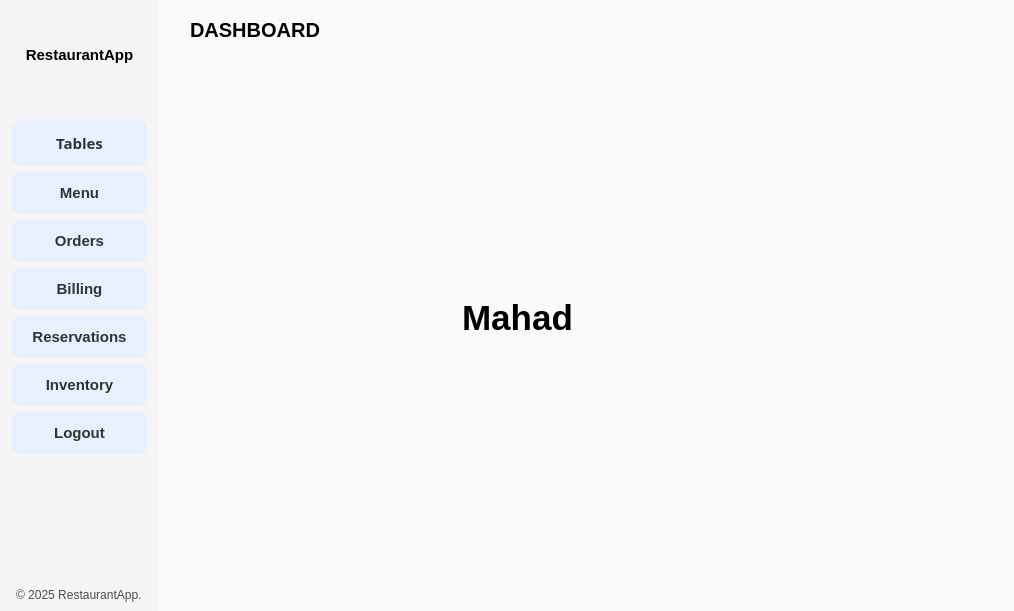
Before: the Qt Designer form mainwindow.ui in MuhammadUsman-Murtaza/forked-restaurant-management-system, drawn with Qt 5.
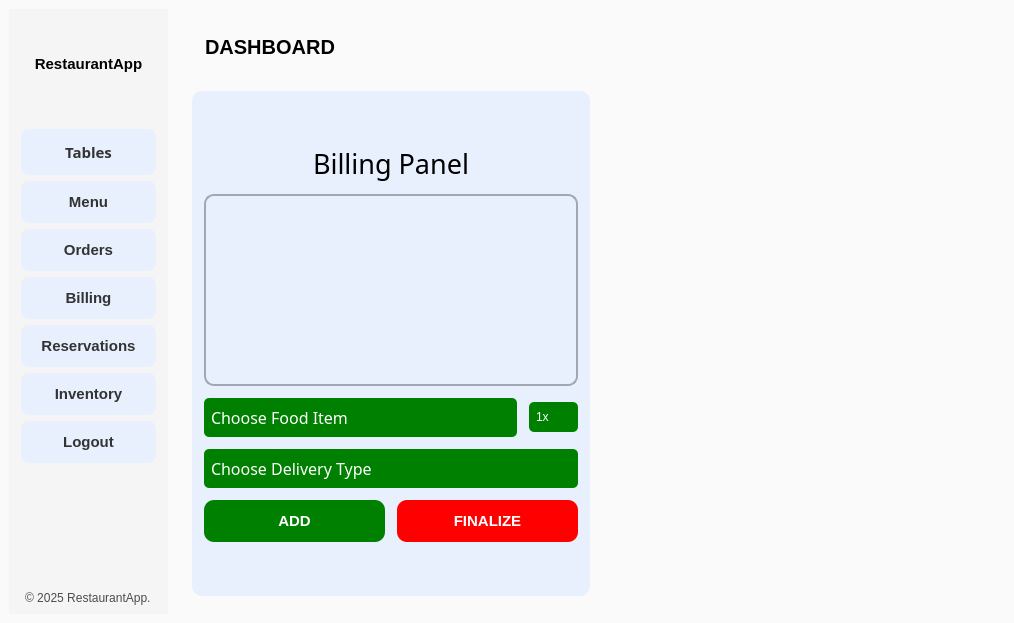
After: the same form once the commit is applied. The open tabs and pages were chosen to show the change. Icons and pictures are not drawn.

Commit message:
Add functional UI for Orders and Billing, and other miscellenaous fixes. (#6)
* Add rudimentary UI for Orders and Billing

* Add SQL to project, and test code for it. Also upgraded .gitignore and deleted .pro.user (#2) (#5)

* Revise .gitignore for more files, and delete now ignored .pro.user file

* Update .gitignore to include build

* Add SQL to project, and add test code

* Add Orders and Billing functional UI

* Add back UI for min, max, close

* Remove Add Order Button

The edit to the form file:
```diff
--- a/mainwindow.ui
+++ b/mainwindow.ui
@@ -7,11 +7,11 @@
     <x>0</x>
     <y>0</y>
     <width>1014</width>
-    <height>611</height>
+    <height>623</height>
    </rect>
   </property>
   <property name="sizePolicy">
-   <sizepolicy hsizetype="Expanding" vsizetype="Preferred">
+   <sizepolicy hsizetype="Minimum" vsizetype="Preferred">
     <horstretch>0</horstretch>
     <verstretch>0</verstretch>
    </sizepolicy>
@@ -110,23 +110,8 @@
 </string>
   </property>
   <widget class="QWidget" name="centralwidget">
-   <layout class="QHBoxLayout" name="horizontalLayout_3">
-    <property name="spacing">
-     <number>0</number>
-    </property>
-    <property name="leftMargin">
-     <number>0</number>
-    </property>
-    <property name="topMargin">
-     <number>0</number>
-    </property>
-    <property name="rightMargin">
-     <number>0</number>
-    </property>
-    <property name="bottomMargin">
-     <number>0</number>
-    </property>
-    <item>
+   <layout class="QFormLayout" name="formLayout">
+    <item row="0" column="0">
      <widget class="QWidget" name="LeftMenuContainer" native="true">
       <layout class="QVBoxLayout" name="verticalLayout_6">
        <property name="spacing">
@@ -144,7 +129,7 @@
        <property name="bottomMargin">
         <number>0</number>
        </property>
-       <item alignment="Qt::AlignmentFlag::AlignLeft">
+       <item>
         <widget class="QWidget" name="LeftMenuSubContainer" native="true">
          <layout class="QVBoxLayout" name="verticalLayout_7">
           <property name="leftMargin">
@@ -156,7 +141,7 @@
           <property name="rightMargin">
            <number>12</number>
           </property>
-          <item alignment="Qt::AlignmentFlag::AlignTop">
+          <item>
            <widget class="QFrame" name="frame">
             <property name="styleSheet">
              <string notr="true"/>
@@ -294,6 +279,9 @@
                  <bold>true</bold>
                 </font>
                </property>
+               <property name="cursor">
+                <cursorShape>PointingHandCursor</cursorShape>
+               </property>
                <property name="toolTip">
                 <string>Tables</string>
                </property>
@@ -317,6 +305,9 @@
              </item>
              <item>
               <widget class="QPushButton" name="MenuBtn">
+               <property name="cursor">
+                <cursorShape>PointingHandCursor</cursorShape>
+               </property>
                <property name="toolTip">
                 <string>Menu</string>
                </property>
@@ -343,6 +334,9 @@
              </item>
              <item>
               <widget class="QPushButton" name="OrdersBtn">
+               <property name="cursor">
+                <cursorShape>PointingHandCursor</cursorShape>
+               </property>
                <property name="toolTip">
                 <string>Orders</string>
                </property>
@@ -366,6 +360,9 @@
              </item>
              <item>
               <widget class="QPushButton" name="BillingBtn">
+               <property name="cursor">
+                <cursorShape>PointingHandCursor</cursorShape>
+               </property>
                <property name="toolTip">
                 <string>Billing</string>
                </property>
@@ -389,6 +386,9 @@
              </item>
              <item>
               <widget class="QPushButton" name="ReservationsBtn">
+               <property name="cursor">
+                <cursorShape>PointingHandCursor</cursorShape>
+               </property>
                <property name="toolTip">
                 <string>Reservations</string>
                </property>
@@ -412,6 +412,9 @@
              </item>
              <item>
               <widget class="QPushButton" name="InventoryBtn">
+               <property name="cursor">
+                <cursorShape>PointingHandCursor</cursorShape>
+               </property>
                <property name="toolTip">
                 <string>Inventory</string>
                </property>
@@ -435,6 +438,9 @@
              </item>
              <item>
               <widget class="QPushButton" name="LogoutBtn">
+               <property name="cursor">
+                <cursorShape>PointingHandCursor</cursorShape>
+               </property>
                <property name="toolTip">
                 <string>Logout</string>
                </property>
@@ -488,7 +494,7 @@
       </layout>
      </widget>
     </item>
-    <item>
+    <item row="0" column="1">
      <widget class="QWidget" name="MainBodyContainer" native="true">
       <property name="sizePolicy">
        <sizepolicy hsizetype="Expanding" vsizetype="Preferred">
@@ -585,29 +591,50 @@
             <property name="frameShape">
              <enum>QFrame::Shape::StyledPanel</enum>
             </property>
-            <property name="frameShadow">
-             <enum>QFrame::Shadow::Raised</enum>
-            </property>
-            <layout class="QHBoxLayout" name="horizontalLayout">
-             <property name="spacing">
-              <number>10</number>
-             </property>
-             <property name="leftMargin">
-              <number>0</number>
-             </property>
-             <property name="topMargin">
-              <number>0</number>
-             </property>
-             <property name="rightMargin">
-              <number>0</number>
-             </property>
-             <property name="bottomMargin">
-              <number>0</number>
-             </property>
+            <layout class="QVBoxLayout" name="verticalLayout_18">
              <item>
-              <widget class="QPushButton" name="pushButton_3">
+              <widget class="QFrame" name="frame_4">
+               <property name="sizePolicy">
+                <sizepolicy hsizetype="Maximum" vsizetype="Maximum">
+                 <horstretch>0</horstretch>
+                 <verstretch>0</verstretch>
+                </sizepolicy>
+               </property>
                <property name="styleSheet">
-                <string notr="true">QPushButton {
+                <string notr="true"/>
+               </property>
+               <property name="frameShape">
+                <enum>QFrame::Shape::StyledPanel</enum>
+               </property>
+               <property name="frameShadow">
+                <enum>QFrame::Shadow::Raised</enum>
+               </property>
+               <layout class="QHBoxLayout" name="horizontalLayout">
+                <property name="spacing">
+                 <number>10</number>
+                </property>
+                <property name="leftMargin">
+                 <number>0</number>
+                </property>
+                <property name="topMargin">
+                 <number>0</number>
+                </property>
+                <property name="rightMargin">
+                 <number>0</number>
+                </property>
+                <property name="bottomMargin">
+                 <number>0</number>
+                </property>
+                <item>
+                 <widget class="QPushButton" name="pushButton_2">
+                  <property name="sizePolicy">
+                   <sizepolicy hsizetype="Maximum" vsizetype="Maximum">
+                    <horstretch>0</horstretch>
+                    <verstretch>0</verstretch>
+                   </sizepolicy>
+                  </property>
+                  <property name="styleSheet">
+                   <string notr="true">QPushButton {
     /* Custom style or reset styles */
     background-color: none;
     color: black;
@@ -615,55 +642,88 @@
    padding: 0px;
 }
 </string>
-               </property>
-               <property name="text">
-                <string/>
-               </property>
-               <property name="icon">
-                <iconset resource="resource.qrc">
-                 <normaloff>:/icons/Icons/minimize-sign.svg</normaloff>:/icons/Icons/minimize-sign.svg</iconset>
-               </property>
-              </widget>
-             </item>
-             <item>
-              <widget class="QPushButton" name="MaximumBtn">
-               <property name="styleSheet">
-                <string notr="true">QPushButton {
+                  </property>
+                  <property name="text">
+                   <string/>
+                  </property>
+                  <property name="icon">
+                   <iconset resource="resource.qrc">
+                    <normaloff>:/icons/Icons/minimize-sign.svg</normaloff>:/icons/Icons/minimize-sign.svg</iconset>
+                  </property>
+                  <property name="flat">
+                   <bool>false</bool>
+                  </property>
+                 </widget>
+                </item>
+                <item>
+                 <widget class="QPushButton" name="pushButton_3">
+                  <property name="sizePolicy">
+                   <sizepolicy hsizetype="Maximum" vsizetype="Maximum">
+                    <horstretch>0</horstretch>
+                    <verstretch>0</verstretch>
+                   </sizepolicy>
+                  </property>
+                  <property name="styleSheet">
+                   <string notr="true">QPushButton {
     /* Custom style or reset styles */
     background-color: none;
     color: black;
     border: none;
    padding: 0px;
-}</string>
-               </property>
-               <property name="text">
-                <string/>
-               </property>
-               <property name="icon">
-                <iconset resource="resource.qrc">
-                 <normaloff>:/icons/Icons/stop.svg</normaloff>:/icons/Icons/stop.svg</iconset>
-               </property>
-              </widget>
-             </item>
-             <item>
-              <widget class="QPushButton" name="CrossBtn">
-               <property name="styleSheet">
-                <string notr="true">QPushButton {
+}
+</string>
+                  </property>
+                  <property name="text">
+                   <string/>
+                  </property>
+                  <property name="icon">
+                   <iconset resource="resource.qrc">
+                    <normaloff>:/icons/Icons/stop.svg</normaloff>:/icons/Icons/stop.svg</iconset>
+                  </property>
+                 </widget>
+                </item>
+                <item>
+                 <widget class="QPushButton" name="pushButton_4">
+                  <property name="sizePolicy">
+                   <sizepolicy hsizetype="Maximum" vsizetype="Maximum">
+                    <horstretch>0</horstretch>
+                    <verstretch>0</verstretch>
+                   </sizepolicy>
+                  </property>
+                  <property name="styleSheet">
+                   <string notr="true">QPushButton {
     /* Custom style or reset styles */
     background-color: none;
     color: black;
     border: none;
    padding: 0px;
-}</string>
+}
+</string>
+                  </property>
+                  <property name="text">
+                   <string/>
+                  </property>
+                  <property name="icon">
+                   <iconset resource="resource.qrc">
+                    <normaloff>:/icons/Icons/close.svg</normaloff>:/icons/Icons/close.svg</iconset>
+                  </property>
+                 </widget>
+                </item>
+               </layout>
+              </widget>
+             </item>
+             <item>
+              <spacer name="verticalSpacer_7">
+               <property name="orientation">
+                <enum>Qt::Orientation::Vertical</enum>
                </property>
-               <property name="text">
-                <string/>
+               <property name="sizeHint" stdset="0">
+                <size>
+                 <width>20</width>
+                 <height>40</height>
+                </size>
                </property>
-               <property name="icon">
-                <iconset resource="resource.qrc">
-                 <normaloff>:/icons/Icons/close.svg</normaloff>:/icons/Icons/close.svg</iconset>
-               </property>
-              </widget>
+              </spacer>
              </item>
             </layout>
            </widget>
@@ -704,7 +764,7 @@
                    </property>
                    <property name="font">
                     <font>
-                     <family>Franklin Gothic</family>
+                     <family>Franklin Gothic Medium</family>
                      <pointsize>12</pointsize>
                     </font>
                    </property>
@@ -726,10 +786,13 @@
                   <widget class="QComboBox" name="Table6_Status">
                    <property name="font">
                     <font>
-                     <family>Franklin Gothic</family>
+                     <family>Franklin Gothic Medium</family>
                      <pointsize>12</pointsize>
                     </font>
                    </property>
+                   <property name="cursor">
+                    <cursorShape>PointingHandCursor</cursorShape>
+                   </property>
                    <property name="layoutDirection">
                     <enum>Qt::LayoutDirection::LeftToRight</enum>
                    </property>
@@ -765,7 +828,7 @@
 </string>
                    </property>
                    <property name="currentIndex">
-                    <number>-1</number>
+                    <number>0</number>
                    </property>
                    <property name="iconSize">
                     <size>
@@ -822,7 +885,7 @@
                    </property>
                    <property name="font">
                     <font>
-                     <family>Franklin Gothic</family>
+                     <family>Franklin Gothic Medium</family>
                      <pointsize>12</pointsize>
                     </font>
                    </property>
@@ -844,10 +907,13 @@
                   <widget class="QComboBox" name="Table4_Status">
                    <property name="font">
                     <font>
-                     <family>Franklin Gothic</family>
+                     <family>Franklin Gothic Medium</family>
                      <pointsize>12</pointsize>
                     </font>
                    </property>
+                   <property name="cursor">
+                    <cursorShape>PointingHandCursor</cursorShape>
+                   </property>
                    <property name="layoutDirection">
                     <enum>Qt::LayoutDirection::LeftToRight</enum>
                    </property>
@@ -883,7 +949,7 @@
 </string>
                    </property>
                    <property name="currentIndex">
-                    <number>-1</number>
+                    <number>0</number>
                    </property>
                    <property name="iconSize">
                     <size>
@@ -940,7 +1006,7 @@
                    </property>
                    <property name="font">
                     <font>
-                     <family>Franklin Gothic</family>
+                     <family>Franklin Gothic Medium</family>
                      <pointsize>12</pointsize>
                     </font>
                    </property>
@@ -962,10 +1028,13 @@
                   <widget class="QComboBox" name="Table5_Status">
                    <property name="font">
                     <font>
-                     <family>Franklin Gothic</family>
+                     <family>Franklin Gothic Medium</family>
                      <pointsize>12</pointsize>
                     </font>
                    </property>
+                   <property name="cursor">
+                    <cursorShape>PointingHandCursor</cursorShape>
+                   </property>
                    <property name="layoutDirection">
                     <enum>Qt::LayoutDirection::LeftToRight</enum>
                    </property>
@@ -1001,7 +1070,7 @@
 </string>
                    </property>
                    <property name="currentIndex">
-                    <number>-1</number>
+                    <number>0</number>
                    </property>
                    <property name="iconSize">
                     <size>
@@ -1058,7 +1127,7 @@
                    </property>
                    <property name="font">
                     <font>
-                     <family>Franklin Gothic</family>
+                     <family>Franklin Gothic Medium</family>
                      <pointsize>12</pointsize>
                     </font>
                    </property>
@@ -1086,10 +1155,13 @@
                    </property>
                    <property name="font">
                     <font>
-                     <family>Franklin Gothic</family>
+                     <family>Franklin Gothic Medium</family>
                      <pointsize>12</pointsize>
                     </font>
                    </property>
+                   <property name="cursor">
+                    <cursorShape>PointingHandCursor</cursorShape>
+                   </property>
                    <property name="layoutDirection">
                     <enum>Qt::LayoutDirection::LeftToRight</enum>
                    </property>
@@ -1125,7 +1197,7 @@
 </string>
                    </property>
                    <property name="currentIndex">
-                    <number>-1</number>
+                    <number>0</number>
                    </property>
                    <property name="iconSize">
                     <size>
@@ -1182,7 +1254,7 @@
                    </property>
                    <property name="font">
                     <font>
-                     <family>Franklin Gothic</family>
+                     <family>Franklin Gothic Medium</family>
                      <pointsize>12</pointsize>
                     </font>
                    </property>
@@ -1204,10 +1276,13 @@
                   <widget class="QComboBox" name="Table2_Status">
                    <property name="font">
                     <font>
-                     <family>Franklin Gothic</family>
+                     <family>Franklin Gothic Medium</family>
                      <pointsize>12</pointsize>
                     </font>
                    </property>
+                   <property name="cursor">
+                    <cursorShape>PointingHandCursor</cursorShape>
+                   </property>
                    <property name="layoutDirection">
                     <enum>Qt::LayoutDirection::LeftToRight</enum>
                    </property>
@@ -1243,7 +1318,7 @@
 </string>
                    </property>
                    <property name="currentIndex">
-                    <number>-1</number>
+                    <number>0</number>
                    </property>
                    <property name="iconSize">
                     <size>
@@ -1300,7 +1375,7 @@
                    </property>
                    <property name="font">
                     <font>
-                     <family>Franklin Gothic</family>
+                     <family>Franklin Gothic Medium</family>
                      <pointsize>12</pointsize>
                     </font>
                    </property>
@@ -1322,10 +1397,13 @@
                   <widget class="QComboBox" name="Table3_Status">
                    <property name="font">
                     <font>
-                     <family>Franklin Gothic</family>
+                     <family>Franklin Gothic Medium</family>
                      <pointsize>12</pointsize>
                     </font>
                    </property>
+                   <property name="cursor">
+                    <cursorShape>PointingHandCursor</cursorShape>
+                   </property>
                    <property name="layoutDirection">
                     <enum>Qt::LayoutDirection::LeftToRight</enum>
                    </property>
@@ -1361,7 +1439,7 @@
 </string>
                    </property>
                    <property name="currentIndex">
-                    <number>-1</number>
+                    <number>0</number>
                    </property>
                    <property name="iconSize">
                     <size>
@@ -1404,6 +1482,12 @@
           </layout>
          </widget>
          <widget class="QWidget" name="Menu">
+          <property name="minimumSize">
+           <size>
+            <width>0</width>
+            <height>523</height>
+           </size>
+          </property>
           <layout class="QHBoxLayout" name="horizontalLayout_5">
            <item>
             <widget class="QWidget" name="widget_4" native="true">
@@ -1568,6 +1652,9 @@
                    <property name="text">
                     <string>Add Item</string>
                    </property>
+                   <property name="cursor">
+                    <cursorShape>PointingHandCursor</cursorShape>
+                   </property>
                   </widget>
                  </item>
                  <item>
@@ -1603,52 +1690,444 @@
           </layout>
          </widget>
          <widget class="QWidget" name="Orders">
-          <widget class="QLabel" name="label_6">
-           <property name="geometry">
-            <rect>
-             <x>0</x>
-             <y>0</y>
-             <width>679</width>
-             <height>521</height>
-            </rect>
-           </property>
-           <property name="font">
-            <font>
-             <pointsize>26</pointsize>
-             <bold>true</bold>
-            </font>
-           </property>
-           <property name="text">
-            <string>Mahad</string>
-           </property>
-           <property name="alignment">
-            <set>Qt::AlignmentFlag::AlignCenter</set>
-           </property>
-          </widget>
+          <property name="sizePolicy">
+           <sizepolicy hsizetype="Preferred" vsizetype="Preferred">
+            <horstretch>0</horstretch>
+            <verstretch>0</verstretch>
+           </sizepolicy>
+          </property>
+          <property name="styleSheet">
+           <string>border-radius: 22px;</string>
+          </property>
+          <layout class="QVBoxLayout" name="verticalLayout_19">
+           <item>
+            <layout class="QVBoxLayout" name="OrderListLayout"/>
+           </item>
+           <item>
+            <spacer name="verticalSpacer_3">
+             <property name="orientation">
+              <enum>Qt::Orientation::Vertical</enum>
+             </property>
+             <property name="sizeHint" stdset="0">
+              <size>
+               <width>20</width>
+               <height>40</height>
+              </size>
+             </property>
+            </spacer>
+           </item>
+          </layout>
          </widget>
          <widget class="QWidget" name="Billing">
-          <widget class="QLabel" name="label_7">
-           <property name="geometry">
-            <rect>
-             <x>10</x>
-             <y>0</y>
-             <width>679</width>
-             <height>521</height>
-            </rect>
-           </property>
-           <property name="font">
-            <font>
-             <pointsize>26</pointsize>
-             <bold>true</bold>
-            </font>
-           </property>
-           <property name="text">
-            <string>Mahad</string>
-           </property>
-           <property name="alignment">
-            <set>Qt::AlignmentFlag::AlignCenter</set>
-           </property>
-          </widget>
+          <layout class="QHBoxLayout" name="horizontalLayout_13">
+           <item>
+            <widget class="QWidget" name="BillingPanel" native="true">
+             <property name="sizePolicy">
+              <sizepolicy hsizetype="MinimumExpanding" vsizetype="Preferred">
+               <horstretch>0</horstretch>
+               <verstretch>0</verstretch>
+              </sizepolicy>
+             </property>
+             <property name="styleSheet">
+              <string notr="true">background-color: #E8F0FE;
+border-radius: 10px;</string>
+             </property>
+             <layout class="QVBoxLayout" name="verticalLayout_17">
+              <property name="spacing">
+               <number>12</number>
+              </property>
+              <property name="leftMargin">
+               <number>12</number>
+              </property>
+              <property name="topMargin">
+               <number>12</number>
+              </property>
+              <property name="rightMargin">
+               <number>12</number>
+              </property>
+              <property name="bottomMargin">
+               <number>12</number>
+              </property>
+              <item>
+               <spacer name="verticalSpacer_5">
+                <property name="orientation">
+                 <enum>Qt::Orientation::Vertical</enum>
+                </property>
+                <property name="sizeHint" stdset="0">
+                 <size>
+                  <width>20</width>
+                  <height>40</height>
+                 </size>
+                </property>
+               </spacer>
+              </item>
+              <item>
+               <widget class="QLabel" name="BillingPanelTitle">
+                <property name="sizePolicy">
+                 <sizepolicy hsizetype="Preferred" vsizetype="Maximum">
+                  <horstretch>0</horstretch>
+                  <verstretch>0</verstretch>
+                 </sizepolicy>
+                </property>
+                <property name="font">
+                 <font>
+                  <family>Franklin Gothic Medium</family>
+                  <pointsize>20</pointsize>
+                 </font>
+                </property>
+                <property name="styleSheet">
+                 <string notr="true">color: black;</string>
+                </property>
+                <property name="text">
+                 <string>Billing Panel</string>
+                </property>
+                <property name="alignment">
+                 <set>Qt::AlignmentFlag::AlignCenter</set>
+                </property>
+               </widget>
+              </item>
+              <item>
+               <layout class="QVBoxLayout" name="BillingUIContainer">
+                <item>
+                 <widget class="QListWidget" name="FoodListWidget">
+                  <property name="sizePolicy">
+                   <sizepolicy hsizetype="Minimum" vsizetype="Maximum">
+                    <horstretch>0</horstretch>
+                    <verstretch>0</verstretch>
+                   </sizepolicy>
+                  </property>
+                  <property name="font">
+                   <font>
+                    <family>Franklin Gothic Medium</family>
+                   </font>
+                  </property>
+                  <property name="styleSheet">
+                   <string notr="true">background-color: #E8F0FE;
+border-radius: 10px;
+border: 2px solid rgb(162, 168, 179);
+color: black;</string>
+                  </property>
+                 </widget>
+                </item>
+                <item>
+                 <layout class="QHBoxLayout" name="FoodSelect">
+                  <property name="leftMargin">
+                   <number>0</number>
+                  </property>
+                  <property name="topMargin">
+                   <number>0</number>
+                  </property>
+                  <item>
+                   <widget class="QComboBox" name="FoodItemSelect">
+                    <property name="font">
+                     <font>
+                      <family>Franklin Gothic Medium</family>
+                      <pointsize>12</pointsize>
+                     </font>
+                    </property>
+                    <property name="styleSheet">
+                     <string notr="true">QComboBox {
+    border-radius: 5px;
+    padding: 7px;
+    color: white;
+    background-color: green;
+    text-align: center; /* Center-align the text */
+}
+
+QComboBox:hover {
+    border-color: darkgreen;
+    background-color: #32CD32; /* Lighter green for hover effect */
+}
+
+QComboBox::drop-down {
+    width: 20px; /* Adjust width of the dropdown button */
+    border: none;
+}
+
+
+QComboBox QAbstractItemView {
+    background-color: white;
+    color: black;
+    selection-background-color: #32CD32; /* Highlight selected item in green */
+    selection-color: black;
+    padding: 5px;
+    text-align: center;
+    outline: none; /* Remove focus border for cleaner look */
+}
+</string>
+                    </property>
+                    <property name="currentText">
+                     <string/>
+                    </property>
+                    <property name="currentIndex">
+                     <number>-1</number>
+                    </property>
+                    <property name="placeholderText">
+                     <string>Choose Food Item</string>
+                    </property>
+                    <item>
+                     <property name="text">
+                      <string>Chicken Vindaloo</string>
+                     </property>
+                    </item>
+                    <item>
+                     <property name="text">
+                      <string>Butter Chicken</string>
+                     </property>
+                    </item>
+                    <item>
+                     <property name="text">
+                      <string>Chicken Curry</string>
+                     </property>
+                    </item>
+                    <item>
+                     <property name="text">
+                      <string>Basmati Rice</string>
+                     </property>
+                    </item>
+                    <item>
+                     <property name="text">
+                      <string>Large Soda</string>
+                     </property>
+                    </item>
+                   </widget>
+                  </item>
+                  <item>
+                   <widget class="QComboBox" name="FoodQuantitySelect">
+                    <property name="sizePolicy">
+                     <sizepolicy hsizetype="Maximum" vsizetype="Fixed">
+                      <horstretch>0</horstretch>
+                      <verstretch>0</verstretch>
+                     </sizepolicy>
+                    </property>
+                    <property name="styleSheet">
+                     <string notr="true">QComboBox {
+    border-radius: 5px;
+    padding: 7px;
+    color: white;
+    background-color: green;
+    text-align: center; /* Center-align the text */
+}
+
+QComboBox:hover {
+    border-color: darkgreen;
+    background-color: #32CD32; /* Lighter green for hover effect */
+}
+
+QComboBox::drop-down {
+    width: 20px; /* Adjust width of the dropdown button */
+    border: none;
+}
+
+
+QComboBox QAbstractItemView {
+    background-color: white;
+    color: black;
+    selection-background-color: #32CD32; /* Highlight selected item in green */
+    selection-color: black;
+    padding: 5px;
+    text-align: center;
+    outline: none; /* Remove focus border for cleaner look */
+}
+</string>
+                    </property>
+                    <item>
+                     <property name="text">
+                      <string>1x</string>
+                     </property>
+                    </item>
+                    <item>
+                     <property name="text">
+                      <string>2x</string>
+                     </property>
+                    </item>
+                    <item>
+                     <property name="text">
+                      <string>3x</string>
+                     </property>
+                    </item>
+                    <item>
+                     <property name="text">
+                      <string>4x</string>
+                     </property>
+                    </item>
+                    <item>
+                     <property name="text">
+                      <string>5x</string>
+                     </property>
+                    </item>
+                    <item>
+                     <property name="text">
+                      <string>6x</string>
+                     </property>
+                    </item>
+                    <item>
+                     <property name="text">
+                      <string>7x</string>
+                     </property>
+                    </item>
+                    <item>
+                     <property name="text">
+                      <string>8x</string>
+                     </property>
+                    </item>
+                   </widget>
+                  </item>
+                 </layout>
+                </item>
+                <item>
+                 <widget class="QComboBox" name="DeliveryTypeSelect">
+                  <property name="font">
+                   <font>
+                    <family>Franklin Gothic Medium</family>
+                    <pointsize>12</pointsize>
+                   </font>
+                  </property>
+                  <property name="layoutDirection">
+                   <enum>Qt::LayoutDirection::LeftToRight</enum>
+                  </property>
+                  <property name="styleSheet">
+                   <string notr="true">QComboBox {
+    border-radius: 5px;
+    padding: 7px;
+    color: white;
+    background-color: green;
+    text-align: center; /* Center-align the text */
+}
+
+QComboBox:hover {
+    border-color: darkgreen;
+    background-color: #32CD32; /* Lighter green for hover effect */
+}
+
+QComboBox::drop-down {
+    width: 20px; /* Adjust width of the dropdown button */
+    border: none;
+}
+
+
+QComboBox QAbstractItemView {
+    background-color: white;
+    color: black;
+    selection-background-color: #32CD32; /* Highlight selected item in green */
+    selection-color: black;
+    padding: 5px;
+    text-align: center;
+    outline: none; /* Remove focus border for cleaner look */
+}
+</string>
+                  </property>
+                  <property name="currentText">
+                   <string/>
+                  </property>
+                  <property name="placeholderText">
+                   <string>Choose Delivery Type</string>
+                  </property>
+                  <item>
+                   <property name="text">
+                    <string>Tables</string>
+                   </property>
+                  </item>
+                  <item>
+                   <property name="text">
+                    <string>Take Out</string>
+                   </property>
+                  </item>
+                  <item>
+                   <property name="text">
+                    <string>Delivery</string>
+                   </property>
+                  </item>
+                 </widget>
+                </item>
+                <item>
+                 <layout class="QHBoxLayout" name="BillingButtons">
+                  <property name="topMargin">
+                   <number>0</number>
+                  </property>
+                  <item>
+                   <widget class="QPushButton" name="FoodAddBtn">
+                    <property name="autoFillBackground">
+                     <bool>false</bool>
+                    </property>
+                    <property name="styleSheet">
+                     <string notr="true">QPushButton {
+    color: white; /* Text color */
+    background-color: green; /* Background color */
+}
+
+QPushButton:hover {
+    background-color: #32CD32;
+}
+
+QPushButton:pressed {
+    background-color: darkgreen; /* Darker green when pressed */
+    border-color: black; /* Border changes on press */
+}
+</string>
+                    </property>
+                    <property name="text">
+                     <string>ADD</string>
+                    </property>
+                   </widget>
+                  </item>
+                  <item>
+                   <widget class="QPushButton" name="FoodFinalizeBtn">
+                    <property name="styleSheet">
+                     <string notr="true">QPushButton {
+    color: white; /* Text color */
+    background-color: red; /* Background color */
+}
+
+QPushButton:hover {
+    background-color: #FF6666;
+}
+
+QPushButton:pressed {
+    background-color: darkred; /* Darker green when pressed */
+    border-color: black; /* Border changes on press */
+}
+</string>
+                    </property>
+                    <property name="text">
+                     <string>FINALIZE</string>
+                    </property>
+                   </widget>
+                  </item>
+                 </layout>
+                </item>
+               </layout>
+              </item>
+              <item>
+               <spacer name="verticalSpacer_6">
+                <property name="orientation">
+                 <enum>Qt::Orientation::Vertical</enum>
+                </property>
+                <property name="sizeHint" stdset="0">
+                 <size>
+                  <width>20</width>
+                  <height>40</height>
+                 </size>
+                </property>
+               </spacer>
+              </item>
+             </layout>
+            </widget>
+           </item>
+           <item>
+            <spacer name="horizontalSpacer">
+             <property name="orientation">
+              <enum>Qt::Orientation::Horizontal</enum>
+             </property>
+             <property name="sizeHint" stdset="0">
+              <size>
+               <width>40</width>
+               <height>20</height>
+              </size>
+             </property>
+            </spacer>
+           </item>
+          </layout>
          </widget>
          <widget class="QWidget" name="Reservations">
           <property name="styleSheet">
```
The commit also changes 11 other files.
